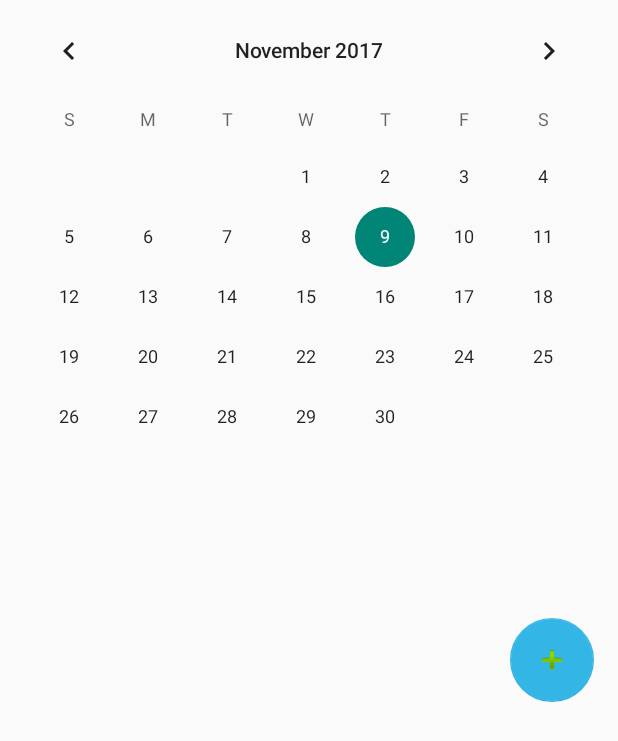
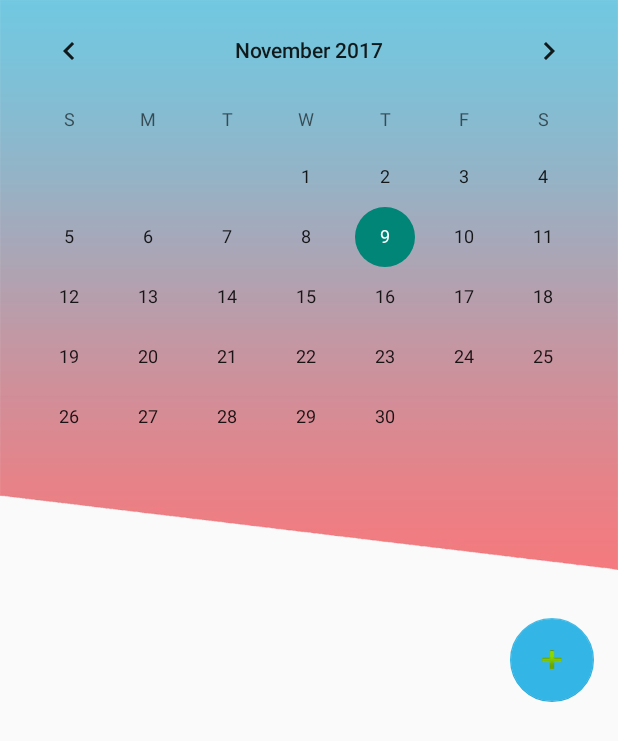
Before and after one commit to Tatsuya-Sugawara/Scheduler, an Android app: the screen it shows after launch (MainActivity), on a phone screen of 412 x 824 dp. Shown: the top 741 px of the screen. Run offline under Robolectric (Android 15) with nearby library versions, the phone set to English and light mode, and no system bars; libraries missing offline, so code that uses them is left out: io.realm; 4 statements that could not run were skipped.

Commit message:
haikei tuika

```diff
--- a/MyScheduler/app/src/main/java/com/example/username/myscheduler/MainActivity.java
+++ b/MyScheduler/app/src/main/java/com/example/username/myscheduler/MainActivity.java
@@ -1,6 +1,7 @@
 package com.example.username.myscheduler;
 
 import android.content.Intent;
+import android.graphics.Color;
 import android.os.Build;
 import android.os.Bundle;
 import android.support.design.widget.FloatingActionButton;
--- a/MyScheduler/app/src/main/res/layout/activity_main.xml
+++ b/MyScheduler/app/src/main/res/layout/activity_main.xml
@@ -5,6 +5,12 @@
     android:layout_width="match_parent"
     android:layout_height="wrap_content"
     tools:context="com.example.username.myscheduler.MainActivity">
+
+    <include
+        android:id="@+id/include"
+        layout="@layout/content_main"
+        android:layout_height="100dp"
+        tools:ignore="IncludeLayoutParam" />
 
     <android.support.design.widget.AppBarLayout
         android:layout_width="match_parent"
@@ -16,12 +22,13 @@
     <CalendarView
         android:id="@+id/calendarView"
         android:layout_width="match_parent"
-        android:layout_height="352dp" />
+        android:layout_height="352dp"
+        android:selectedWeekBackgroundColor="@android:color/holo_red_dark" />
 
     <android.support.design.widget.FloatingActionButton
         android:id="@+id/fab"
-        android:layout_width="wrap_content"
-        android:layout_height="wrap_content"
+        android:layout_width="match_parent"
+        android:layout_height="match_parent"
         android:layout_gravity="bottom|left"
         android:layout_margin="@dimen/fab_margin"
         app:backgroundTint="@android:color/holo_blue_light"
@@ -32,10 +39,4 @@
         app:srcCompat="@android:drawable/ic_input_add"
         tools:ignore="RtlHardcoded" />
 
-    <include
-        android:id="@+id/include"
-        layout="@layout/content_main"
-        android:layout_height="540dp"
-        tools:ignore="IncludeLayoutParam" />
-
 </android.support.design.widget.CoordinatorLayout>
--- a/MyScheduler/app/src/main/res/layout/activity_schedule_edit.xml
+++ b/MyScheduler/app/src/main/res/layout/activity_schedule_edit.xml
@@ -6,6 +6,12 @@
     android:layout_height="match_parent"
     android:splitMotionEvents="false"
     tools:context="com.example.username.myscheduler.ScheduleEditActivity">
+
+    <ImageView
+        android:id="@+id/imageView"
+        android:layout_width="wrap_content"
+        android:layout_height="380dp"
+        android:background="@drawable/haikei121"/>
 
     <TextView
         android:id="@+id/textView"
--- a/MyScheduler/app/src/main/res/layout/content_main.xml
+++ b/MyScheduler/app/src/main/res/layout/content_main.xml
@@ -8,15 +8,26 @@
     tools:context="com.example.username.myscheduler.MainActivity"
     tools:showIn="@layout/activity_main">
 
+    <ImageView
+        android:id="@+id/imageView2"
+        android:layout_width="wrap_content"
+        android:layout_height="380dp"
+        android:background="@drawable/haikei121"
+        app:layout_constraintTop_toTopOf="parent"
+        android:layout_marginTop="0dp"/>
+
     <ListView
         android:id="@+id/listView"
         android:layout_width="0dp"
-        android:layout_height="228dp"
-        android:layout_marginBottom="0dp"
+        android:layout_height="172dp"
+        android:layout_marginBottom="-33dp"
         android:layout_marginLeft="0dp"
         android:layout_marginRight="0dp"
+        android:layout_marginTop="0dp"
         app:layout_constraintBottom_toBottomOf="parent"
         app:layout_constraintHorizontal_bias="0.0"
         app:layout_constraintLeft_toLeftOf="parent"
-        app:layout_constraintRight_toRightOf="parent" />
+        app:layout_constraintRight_toRightOf="parent"
+        app:layout_constraintTop_toBottomOf="@+id/imageView2"
+        app:layout_constraintVertical_bias="0.0" />
 </android.support.constraint.ConstraintLayout>
```
Also changed, not shown: MyScheduler/app/src/main/res/drawable/haikei1001.png (added), MyScheduler/app/src/main/res/drawable/haikei121.png (added), MyScheduler/app/src/main/res/drawable/raikou.jpg (added).
